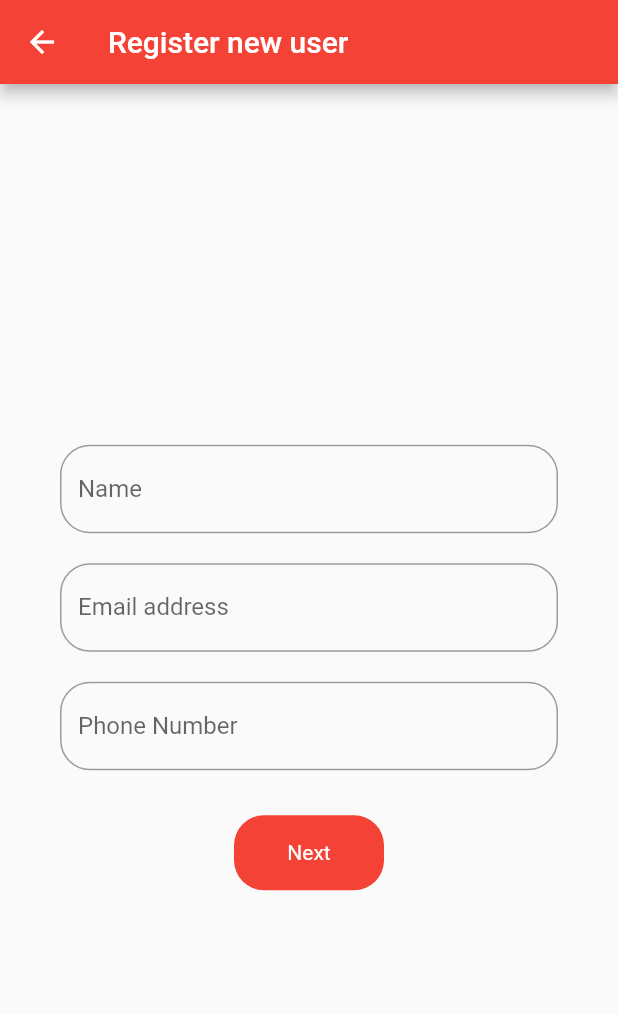
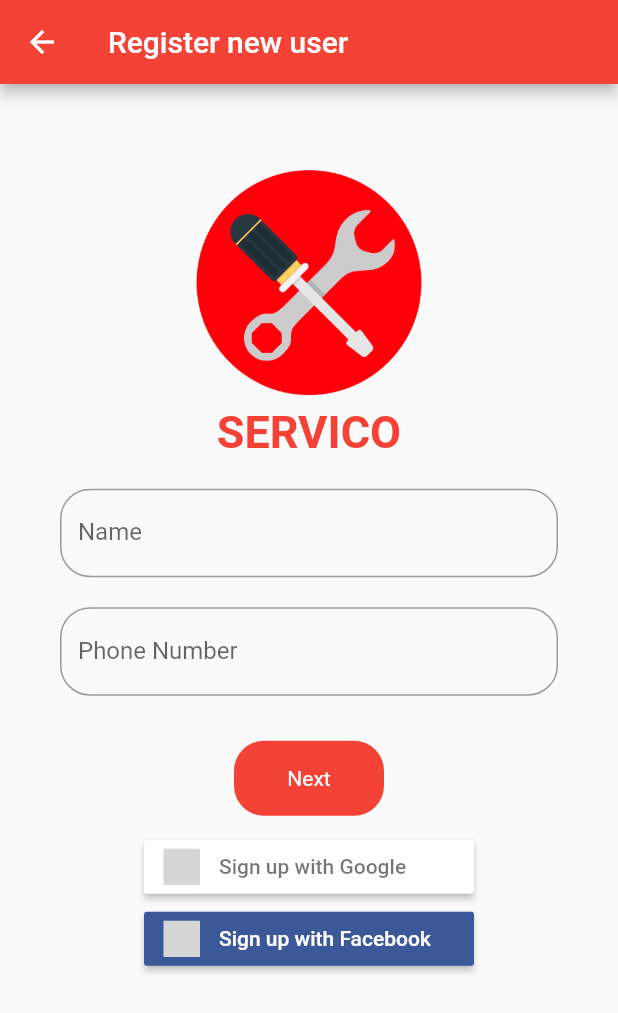
Before and after one commit to Rabi098/SERVICO-2.0, a Flutter app: the RegisterScreen screen opened directly, on a phone screen of 412 x 824 dp. Shown: the top 1013 px of the screen. Run offline on Flutter 3.47's test engine with Material 2 defaults, Android fonts, the phone set to English and light mode, and no system bars; our stand-ins replace cloud_firestore, firebase_auth, firebase_core, firebase_storage, flutter_signin_button, font_awesome_flutter and 6 more; missing offline and left inert: flutter_login_facebook, flutter_polyline_points; accounts and stored records are empty; network calls fail; grey boxes are pictures that could not be loaded.

Commit message:
Login Bug fixed

```diff
--- a/lib/main.dart
+++ b/lib/main.dart
@@ -20,6 +20,7 @@ class MyApp extends StatelessWidget {
     UserController userController=Get.put(UserController(),tag: "user_controller");
 
     return MaterialApp(
+      debugShowCheckedModeBanner: false,
       home: LandingPage(auth: Auth(),),
      );
   }
--- a/lib/screens/app_drawer.dart
+++ b/lib/screens/app_drawer.dart
@@ -41,7 +41,7 @@ class _MainDrawerState extends State<MainDrawer> {
             padding: EdgeInsets.all(20),
             alignment: Alignment.centerLeft,
             child: Text(
-              'Hello! User',
+              'Hello! ${widget._auth.currentUser.displayName}',
               style: TextStyle(
                   fontWeight: FontWeight.w900,
                   fontSize: 28,
@@ -50,7 +50,7 @@ class _MainDrawerState extends State<MainDrawer> {
           ),
           UserAccountsDrawerHeader(
             accountName: Text("${widget._auth.currentUser.displayName}"),
-            accountEmail: Text("${widget._auth.currentUser.email}"),
+            accountEmail: Text("${widget._auth.currentUser.email}" != "null"? widget.auth.currentUser.email : "Welcome!"),
             currentAccountPicture: CircleAvatar(
                 backgroundImage: NetworkImage('https://library.kissclipart.com/20180830/rtq/kissclipart-user-profile-clipart-user-profile-computer-icons-9fa0da1213c19b67.jpg')),
           ),
--- a/lib/screens/page_routes.dart
+++ b/lib/screens/page_routes.dart
@@ -13,6 +13,7 @@ import 'package:plumbify/screens/order_history.dart';
 import 'package:plumbify/screens/packages.dart';
 import 'package:plumbify/screens/plumber_homepage.dart';
 import 'package:plumbify/screens/profile.dart';
+import 'package:plumbify/screens/registerscreen.dart';
 import 'package:plumbify/screens/rewards.dart';
 import 'package:flutter/material.dart';
 import 'package:plumbify/services/auth_services.dart';
@@ -67,7 +68,7 @@ class HomePage extends StatelessWidget {
         'plumber':(context) => PlumberHome(),
         'HandymanScreen':(context) => HandymanScreen(),
         'bookingdetails':(context) => BookingDetails(auth: auth),
-        'isOrderPlaced':(context) => isOrderPlaced()
+        'isOrderPlaced':(context) => isOrderPlaced(),
 
       },
     );
--- a/lib/screens/profile.dart
+++ b/lib/screens/profile.dart
@@ -1,6 +1,8 @@
 import 'dart:io';
+import 'package:firebase_auth/firebase_auth.dart';
 import 'package:flutter/cupertino.dart';
 import 'package:flutter/material.dart';
+import 'package:font_awesome_flutter/font_awesome_flutter.dart';
 import 'package:get/get.dart';
 import '../Controller/UserController.dart';
 import '../services/auth_services.dart';
@@ -61,7 +63,6 @@ class _ProfileState extends State<Profile> {
   @override
   void initState() {
     super.initState();
-
     displayNameController.text = userController.user.value.name;
     bioController.text = userController.user.value.email;
     url = userController.user.value.profile_pic;
--- a/lib/screens/registerscreen.dart
+++ b/lib/screens/registerscreen.dart
@@ -3,6 +3,8 @@ import 'package:flutter/material.dart';
 import 'package:firebase_auth/firebase_auth.dart';
 import 'package:cloud_firestore/cloud_firestore.dart';
 import 'package:flutter/services.dart';
+import 'package:flutter_signin_button/button_list.dart';
+import 'package:flutter_signin_button/button_view.dart';
 import 'package:get/get_core/src/get_main.dart';
 import 'package:get/get_instance/src/extension_instance.dart';
 import 'package:plumbify/Controller/UserController.dart';
@@ -40,6 +42,25 @@ class _RegisterScreenState extends State<RegisterScreen> {
   var isOTPScreen = false;
   var verificationCode = '';
 
+  Future<void> _signInWithGoogle() async {
+    try{
+      await widget.auth.signInWithGoogle();
+      Navigator.of(context).pop();
+
+    } catch (e) {
+      print(e.toString());
+    }
+  }
+  Future<void> _signInWithFacebook() async {
+    try{
+      await widget.auth.signInWithFacebook();
+      Navigator.of(context).pop();
+
+    } catch (e) {
+      print(e.toString());
+    }
+  }
+
   //Form controllers
   @override
   void initState() {
@@ -62,19 +83,36 @@ class _RegisterScreenState extends State<RegisterScreen> {
 
   Widget registerScreen() {
     final node = FocusScope.of(context);
+    final _gaph = MediaQuery.of(context).size.height;
+    final _gapw = MediaQuery.of(context).size.width;
     return Scaffold(
         key: _scaffoldKey,
         appBar: new AppBar(
           backgroundColor: Colors.red,
           title: Text('Register new user'),
         ),
-        body: Form(
+        body: SingleChildScrollView(
+          child: Form(
               key: _formKey,
               child: Padding(
                 padding: const EdgeInsets.symmetric(horizontal: 30),
                 child: Column(
                   mainAxisAlignment: MainAxisAlignment.center,
                   children: [
+                    SizedBox(height: 50,),
+                    Image(
+                      image: AssetImage('assets/logo2.png'),
+                      height: _gaph * 0.20,
+                      width: _gapw * 0.40,
+                    ),
+                    Text(
+                      'SERVICO',
+                      style: TextStyle(
+                          color: Colors.red,
+                          fontSize: 30,
+                          fontWeight: FontWeight.bold),
+                    ),
+                    SizedBox(height: 10,),
                     Padding(
                       padding: const EdgeInsets.symmetric(
                           vertical: 10.0, horizontal: 10.0),
@@ -95,28 +133,6 @@ class _RegisterScreenState extends State<RegisterScreen> {
                         },
                       ),
                     ),
-                  Container(
-                      child: Padding(
-                        padding: const EdgeInsets.symmetric(
-                            vertical: 10.0, horizontal: 10.0),
-                        child: TextFormField(
-                          enabled: !isLoading,
-                          controller: emailController,
-                          textInputAction: TextInputAction.done,
-                          onFieldSubmitted: (_) => node.unfocus(),
-                          decoration: InputDecoration(
-                              border: OutlineInputBorder(borderRadius: BorderRadius.circular(20)),
-                              hintText: 'Email address',
-                              floatingLabelBehavior:
-                              FloatingLabelBehavior.never,
-                              labelText: 'Email address'),
-                          validator: (value) {
-                            if (value.isEmpty) {
-                              return 'Please enter email address';
-                            }
-                          },
-                        ),
-                      )),
                     Container(
                         child: Padding(
                           padding: const EdgeInsets.symmetric(
@@ -170,9 +186,21 @@ class _RegisterScreenState extends State<RegisterScreen> {
                         ),
                       ),
                     ),
+                    SizedBox(height: 10,),
+                    SignInButton(
+                      Buttons.Google,
+                      text: "Sign up with Google",
+                      onPressed: _signInWithGoogle,
+                    ),
+                    SignInButton(
+                      Buttons.Facebook,
+                      text: "Sign up with Facebook",
+                      onPressed: _signInWithFacebook,
+                    ),
                   ],
                 ),
-            )));
+              )),
+        ));
   }
 
   Widget returnOTPScreen() {
@@ -248,6 +276,7 @@ class _RegisterScreenState extends State<RegisterScreen> {
                                     .then((usercred) async =>
                                 {
                                   //sign in was success
+                                usercred.user.updateProfile(displayName: nameController.text),
                                   if (usercred != null)
                                     {
                                       userController.postUser(USer(uid: usercred.user.uid,
@@ -257,7 +286,7 @@ class _RegisterScreenState extends State<RegisterScreen> {
                                         nearby_address: '',
                                         geoPoint: GeoPoint(0,0),
                                         full_address: '',
-                                        email: emailController.text,
+                                        email: '',
                                         name: nameController.text,
 
                                       ),),
@@ -294,6 +323,7 @@ class _RegisterScreenState extends State<RegisterScreen> {
                                         isLoading = false;
                                         isResend = false;
                                       }),
+                                      Navigator.pop(context),
                                       Navigator.push(
                                         context,
                                         MaterialPageRoute(
@@ -335,6 +365,7 @@ class _RegisterScreenState extends State<RegisterScreen> {
                                     textAlign: TextAlign.center,
                                   ),
                                 ),
+
                               ],
                             ),
                           ),
@@ -419,7 +450,7 @@ class _RegisterScreenState extends State<RegisterScreen> {
               nearby_address: '',
               geoPoint: GeoPoint(0,0),
               full_address: '',
-          email: emailController.text,
+              email: '',
               name: nameController.text,
 
         ),),
```
Also changed, not shown: lib/screens/phone_verification.dart (+52 -2 lines). Lines whose indentation alone changed are shown as unchanged.
